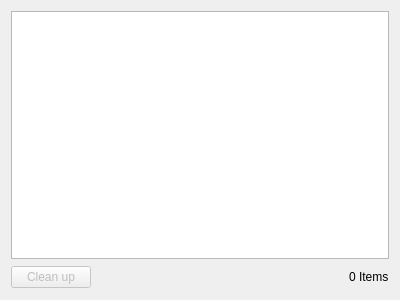
Old version of the form src/network-web/downloadmanager.ui in the repository martinrotter/rssguard.
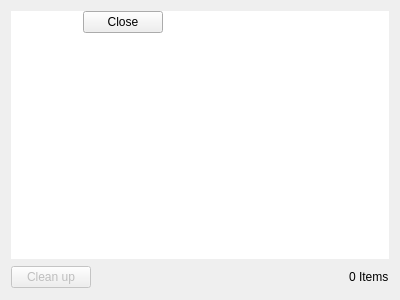
New version of the form. Custom widgets are drawn as their Qt base class.

```diff
--- a/src/network-web/downloadmanager.ui
+++ b/src/network-web/downloadmanager.ui
@@ -13,11 +13,21 @@
   <property name="windowTitle">
    <string>Form</string>
   </property>
-  <layout class="QVBoxLayout" name="verticalLayout">
-   <item>
-    <widget class="QTableView" name="tableView"/>
+  <layout class="QGridLayout" name="gridLayout">
+   <item row="0" column="0" colspan="2">
+    <widget class="EditTableView" name="downloadsView">
+     <property name="frameShape">
+      <enum>QFrame::NoFrame</enum>
+     </property>
+     <property name="dragEnabled">
+      <bool>true</bool>
+     </property>
+     <property name="dragDropMode">
+      <enum>QAbstractItemView::DragOnly</enum>
+     </property>
+    </widget>
    </item>
-   <item>
+   <item row="1" column="0">
     <layout class="QHBoxLayout" name="horizontalLayout">
      <item>
       <widget class="QPushButton" name="cleanupButton">
@@ -42,17 +52,56 @@
        </property>
       </spacer>
      </item>
-     <item>
-      <widget class="QLabel" name="itemCount">
-       <property name="text">
-        <string>0 Items</string>
-       </property>
-      </widget>
-     </item>
     </layout>
    </item>
+   <item row="1" column="1">
+    <widget class="QLabel" name="itemCount">
+     <property name="text">
+      <string>0 Items</string>
+     </property>
+    </widget>
+   </item>
   </layout>
+  <widget class="QWidget" name="layoutWidget">
+   <property name="geometry">
+    <rect>
+     <x>30</x>
+     <y>10</y>
+     <width>133</width>
+     <height>25</height>
+    </rect>
+   </property>
+   <layout class="QHBoxLayout" name="horizontalLayout_2">
+    <item>
+     <spacer name="horizontalSpacer">
+      <property name="orientation">
+       <enum>Qt::Horizontal</enum>
+      </property>
+      <property name="sizeHint" stdset="0">
+       <size>
+        <width>50</width>
+        <height>20</height>
+       </size>
+      </property>
+     </spacer>
+    </item>
+    <item>
+     <widget class="QDialogButtonBox" name="buttonBox">
+      <property name="standardButtons">
+       <set>QDialogButtonBox::Close</set>
+      </property>
+     </widget>
+    </item>
+   </layout>
+  </widget>
  </widget>
+ <customwidgets>
+  <customwidget>
+   <class>EditTableView</class>
+   <extends>QTableView</extends>
+   <header>edittableview.h</header>
+  </customwidget>
+ </customwidgets>
  <resources/>
  <connections/>
 </ui>
```
